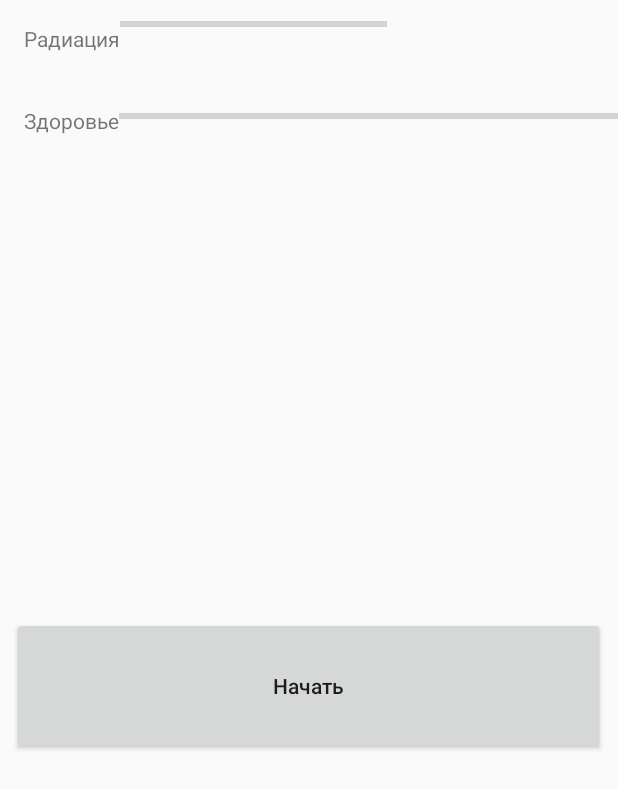
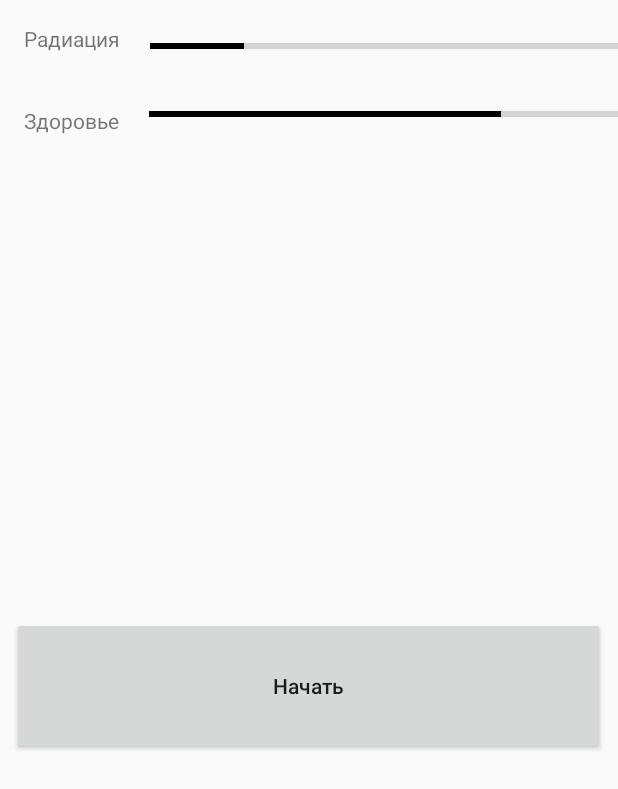
Before and after one commit to DanilaSuvorov/CraftHack, an Android app: the layout activity_main.xml on its own in the app's theme, with its tools: preview values and no code run, on a phone screen of 412 x 824 dp. Shown: the top 789 px of the screen. Run offline under Robolectric (Android 15) with nearby library versions, the phone set to English and light mode, and no system bars; plain views replace MapView.

```diff
--- a/app/build.gradle
+++ b/app/build.gradle
@@ -23,4 +23,6 @@ dependencies {
     implementation 'com.mapbox.mapboxsdk:mapbox-android-sdk:8.2.1'
     implementation 'com.android.support:appcompat-v7:28.0.0'
     implementation 'com.android.support.constraint:constraint-layout:1.1.3'
-    testImplementation 'junit:junit:4.12'}
+    testImplementation 'junit:junit:4.12'
+    implementation 'com.android.support:support-annotations:28.0.0'
+}
--- a/app/src/main/java/com/example/crafthack/LocationComponentActivity.java
+++ b/app/src/main/java/com/example/crafthack/LocationComponentActivity.java
@@ -1,37 +1,58 @@
 package com.example.crafthack;
+import android.content.DialogInterface;
+import android.graphics.Color;
 import android.os.Bundle;
 
 import android.support.annotation.NonNull;
+import android.support.v7.app.AlertDialog;
 import android.support.v7.app.AppCompatActivity;
+import android.util.Log;
 import android.view.View;
 import android.widget.Button;
+import android.widget.ProgressBar;
 import android.widget.Toast;
-
+import com.mapbox.android.core.location.LocationEngine;
 import com.mapbox.android.core.permissions.PermissionsListener;
 import com.mapbox.android.core.permissions.PermissionsManager;
 
+import com.mapbox.geojson.Point;
+import com.mapbox.geojson.Polygon;
 import com.mapbox.mapboxsdk.Mapbox;
+import com.mapbox.mapboxsdk.annotations.MarkerOptions;
+import com.mapbox.mapboxsdk.geometry.LatLng;
 import com.mapbox.mapboxsdk.location.LocationComponent;
 import com.mapbox.mapboxsdk.location.LocationComponentActivationOptions;
+import com.mapbox.android.core.location.LocationEngine;
 import com.mapbox.mapboxsdk.location.modes.CameraMode;
 import com.mapbox.mapboxsdk.location.modes.RenderMode;
 import com.mapbox.mapboxsdk.maps.MapView;
 import com.mapbox.mapboxsdk.maps.MapboxMap;
 import com.mapbox.mapboxsdk.maps.OnMapReadyCallback;
 import com.mapbox.mapboxsdk.maps.Style;
+import com.mapbox.mapboxsdk.style.layers.FillLayer;
+import com.mapbox.mapboxsdk.style.sources.GeoJsonSource;
 
+import java.sql.Time;
+import java.util.ArrayList;
 import java.util.List;
+
+import static com.mapbox.mapboxsdk.style.layers.PropertyFactory.fillColor;
 
 /**
  * Use the LocationComponent to easily add a device location "puck" to a Mapbox map.
  */
 public class LocationComponentActivity extends AppCompatActivity implements
         OnMapReadyCallback, PermissionsListener {
-
+    private MapboxMap map;
     private PermissionsManager permissionsManager;
     private MapboxMap mapboxMap;
     private MapView mapView;
+    private static final List<List<Point>> POINTS = new ArrayList<>();
+    private static final List<Point> OUTER_POINTS = new ArrayList<>();
+    private int start1 = 0;
+    static {
 
+    }
     @Override
     protected void onCreate(Bundle savedInstanceState) {
         super.onCreate(savedInstanceState);
@@ -39,9 +60,8 @@ public class LocationComponentActivity extends AppCompatActivity implements
 // Mapbox access token is configured here. This needs to be called either in your application
 // object or in the same activity which contains the mapview.
         Mapbox.getInstance(this, "pk.eyJ1Ijoic3RlcGFuNTAyNCIsImEiOiJjanFkc2R6cXY0OGptM3hvYjN4a3JnZmtiIn0.CnwlXeDFl8x0R0VVxVLQDw");
-
+        setContentView(R.layout.activity_main);
 // This contains the MapView in XML and needs to be called after the access token is configured.
-        setContentView(R.layout.activity_main);
         final Button start = findViewById(R.id.start);
         start.setOnClickListener(new View.OnClickListener() {
             @Override
@@ -49,24 +69,84 @@ public class LocationComponentActivity extends AppCompatActivity implements
                     start.setVisibility(View.INVISIBLE);
                     start.setClickable(false);
                     mapView.setVisibility(View.VISIBLE);
+                    start1 = 1;
             }
         });
         mapView = findViewById(R.id.mapView);
         mapView.onCreate(savedInstanceState);
-        mapView.getMapAsync(this);
+        mapView.getMapAsync(new OnMapReadyCallback() {
+
+            @Override
+            public void onMapReady(@NonNull final MapboxMap mapboxMap) {
+                LocationComponentActivity.this.mapboxMap = mapboxMap;
+                Log.i("MapAsync", " is called");
+                map = mapboxMap;
+                mapboxMap.setStyle(Style.MAPBOX_STREETS, new Style.OnStyleLoaded() {
+                    @Override
+                    public void onStyleLoaded(@NonNull Style style) {
+                        enableLocationComponent(style);
+                        style.addSource(new GeoJsonSource("source-id", Polygon.fromLngLats(POINTS)));
+                        style.addLayerBelow(new FillLayer("layer-id", "source-id").withProperties(
+                                fillColor(Color.parseColor("#3bb2d0"))), "settlement-label"
+                        );
+
+                    }
+                });
+                mapboxMap.addMarker(new MarkerOptions()
+                        .position(new LatLng(55.0,37.0))
+                        .title("My Location")
+                        .snippet("Illinois")
+                );
+            }
+
+        });
+        new Thread(new Runnable() {
+            public void run() {
+                int hp = 100;
+                while (true){
+                    if (start1== 1){
+                        hp -= 1;
+                        try {
+                            Thread.sleep(10);
+                        } catch (InterruptedException e) {
+                            e.printStackTrace();
+                        }
+
+                        ProgressBar pr = findViewById(R.id.progressBar2);
+                        pr.setProgress(hp);
+                        if(hp == 0){
+                            LocationComponentActivity.this.runOnUiThread(new Runnable() { public void run() { Toast.makeText(getApplicationContext(), "Вы умерли от радиации", Toast.LENGTH_SHORT).show(); } });
+                        }
+                    }
+
+                }
+            }
+    }).start();
+
     }
 
     @Override
     public void onMapReady(@NonNull final MapboxMap mapboxMap) {
         LocationComponentActivity.this.mapboxMap = mapboxMap;
+       // myLocation = locationEngine.getLastLocation();
+        Log.i("MapAsync", " is called");
+        map = mapboxMap;
+        mapboxMap.setStyle(Style.MAPBOX_STREETS, new Style.OnStyleLoaded() {
+            @Override
+            public void onStyleLoaded(@NonNull Style style) {
+                enableLocationComponent(style);
+                style.addSource(new GeoJsonSource("source-id", Polygon.fromLngLats(POINTS)));
+                style.addLayerBelow(new FillLayer("layer-id", "source-id").withProperties(
+                        fillColor(Color.parseColor("#3bb2d0"))), "settlement-label"
+                );
 
-        mapboxMap.setStyle(new Style.Builder().fromUri("mapbox://styles/mapbox/cjerxnqt3cgvp2rmyuxbeqme7"),
-                new Style.OnStyleLoaded() {
-                    @Override
-                    public void onStyleLoaded(@NonNull Style style) {
-                        enableLocationComponent(style);
-                    }
-                });
+            }
+        });
+        mapboxMap.addMarker(new MarkerOptions()
+                .position(new LatLng(55.0,37.0))
+                .title("My Location")
+                .snippet("Illinois")
+        );
     }
 
     @SuppressWarnings( {"MissingPermission"})
@@ -92,7 +172,32 @@ public class LocationComponentActivity extends AppCompatActivity implements
             locationComponent.setRenderMode(RenderMode.COMPASS);
 
 // Retrieve UserLocation
-            Toast.makeText(getApplicationContext(),locationComponent.getLastKnownLocation()+"",Toast.LENGTH_LONG).show();
+            Toast.makeText(getApplicationContext(),"",Toast.LENGTH_LONG).show();
+            double shir = mapboxMap.getLocationComponent ().getLastKnownLocation ().getLatitude();
+            double dolg = mapboxMap.getLocationComponent ().getLastKnownLocation ().getLongitude();
+            OUTER_POINTS.add(Point.fromLngLat(dolg, shir));
+
+            OUTER_POINTS.add(Point.fromLngLat(dolg+0.0002354631009876, shir +0.00046578679809654735));
+            OUTER_POINTS.add(Point.fromLngLat(dolg, shir));
+            OUTER_POINTS.add(Point.fromLngLat(dolg + 0.0002354631009876, shir + 0.000576890));
+            OUTER_POINTS.add(Point.fromLngLat(dolg +0.0003354631009876, shir + 0.00046890));
+            OUTER_POINTS.add(Point.fromLngLat(dolg +0.0004354631009876, shir + 0.00026890));
+
+            OUTER_POINTS.add(Point.fromLngLat(dolg, shir));
+            OUTER_POINTS.add(Point.fromLngLat(dolg + 0.0003354631009876, shir + 0.00046890));
+
+            OUTER_POINTS.add(Point.fromLngLat(dolg + 0.0005354631009876, shir + 0.0001046890));
+
+            OUTER_POINTS.add(Point.fromLngLat(dolg-0.0002354631009876, shir -0.00046578679809654735));
+            OUTER_POINTS.add(Point.fromLngLat(dolg, shir));
+            OUTER_POINTS.add(Point.fromLngLat(dolg  - 0.0002354631009876, shir - 0.000576890));
+            OUTER_POINTS.add(Point.fromLngLat(dolg  - 0.0002454631009876, shir - 0.000676890));
+            OUTER_POINTS.add(Point.fromLngLat(dolg -0.0003354631009876, shir - 0.00046890));
+            OUTER_POINTS.add(Point.fromLngLat(dolg -0.0004354631009876, shir - 0.00026890));
+
+            OUTER_POINTS.add(Point.fromLngLat(dolg, shir));
+
+            POINTS.add(OUTER_POINTS);
         } else {
             permissionsManager = new PermissionsManager(this);
             permissionsManager.requestLocationPermissions(this);
--- a/app/src/main/java/com/example/crafthack/MainActivity.java
+++ b/app/src/main/java/com/example/crafthack/MainActivity.java
@@ -12,9 +12,5 @@ public class MainActivity extends AppCompatActivity {
 
     }
 
-    @Override
-    public boolean onCreateOptionsMenu(Menu menu) {
-        getMenuInflater().inflate(R.menu.basic_menu, menu);
-        return super.onCreateOptionsMenu(menu);
-    }
+
 }
--- a/app/src/main/res/layout/activity_main.xml
+++ b/app/src/main/res/layout/activity_main.xml
@@ -24,8 +24,13 @@
         <ProgressBar
             android:id="@+id/progressBar"
             style="?android:attr/progressBarStyleHorizontal"
-            android:layout_width="178dp"
-            android:layout_height="32dp" />
+            android:layout_width="match_parent"
+            android:layout_height="match_parent"
+            android:layout_weight="1"
+            android:layout_marginLeft="20dp"
+            android:indeterminate="false"
+            android:max="100"
+            android:progress="20" />
 
     </LinearLayout>
 
@@ -45,10 +50,13 @@
         <ProgressBar
             android:id="@+id/progressBar2"
             style="?android:attr/progressBarStyleHorizontal"
-            android:layout_width="178dp"
-            android:layout_height="32dp"
-            android:layout_weight="1" />
-
+            android:layout_width="match_parent"
+            android:layout_height="match_parent"
+            android:layout_weight="1"
+            android:layout_marginLeft="20dp"
+            android:indeterminate="false"
+            android:max="100"
+            android:progress="75" />
     </LinearLayout>
 
     <FrameLayout
```
